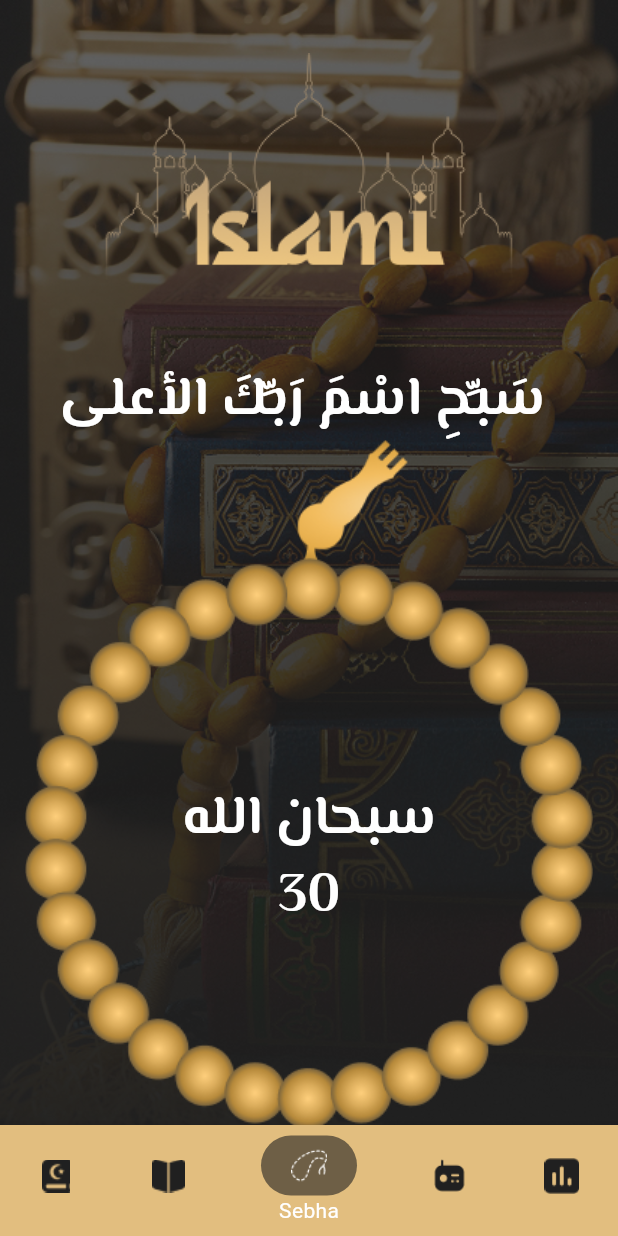
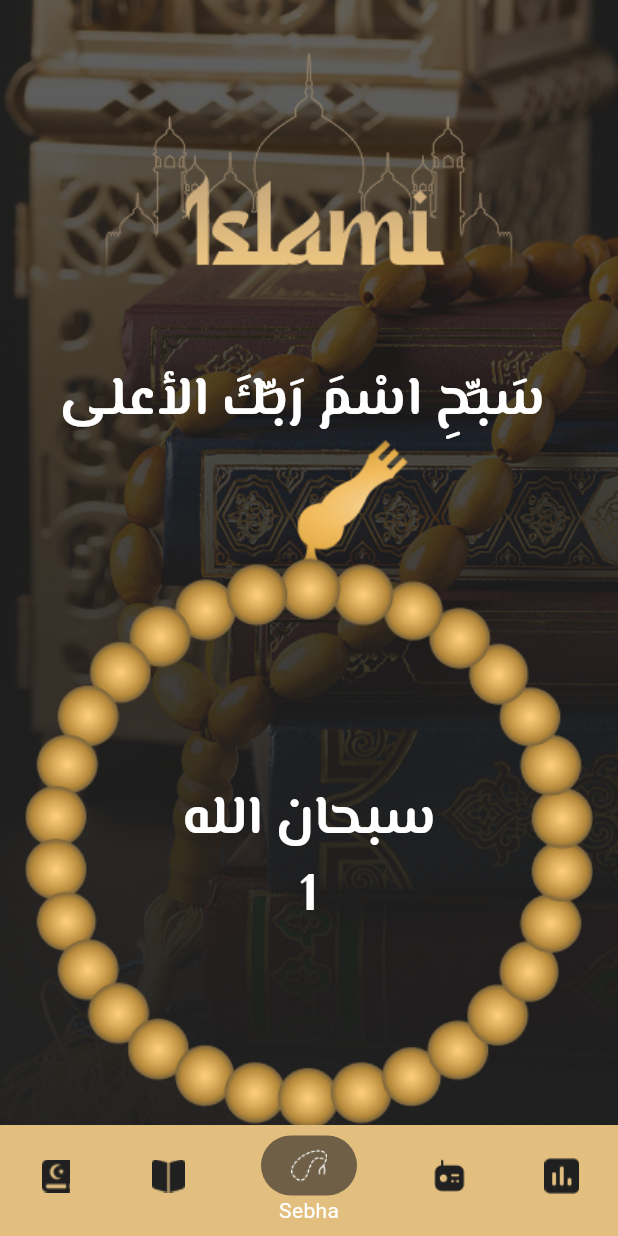
Before and after one commit to Mustafa-Mohamed26/islami_app, a Flutter app: the screen it shows after launch, item 3 of the bottom bar chosen, on a phone screen of 412 x 824 dp. Run offline on Flutter 3.47's test engine with Material 3 defaults, Android fonts, the phone set to English and light mode, and no system bars; our stand-ins replace google_fonts.

Commit message:
Refactor SebhaTab to use StatefulWidget for dynamic behavior and enhance user interaction

```diff
--- a/lib/ui/home/tabs/sebha/sebha_tab.dart
+++ b/lib/ui/home/tabs/sebha/sebha_tab.dart
@@ -2,29 +2,84 @@ import 'package:flutter/material.dart';
 import 'package:islami_app/util/app_assets.dart';
 import 'package:islami_app/util/app_styles.dart';
 
-class SebhaTab extends StatelessWidget {
+class SebhaTab extends StatefulWidget {
   const SebhaTab({super.key});
+
+  @override
+  State<SebhaTab> createState() => _SebhaTabState();
+}
+
+class _SebhaTabState extends State<SebhaTab>
+    with SingleTickerProviderStateMixin {
+  int counter = 1;
+  int textIndex = 0;
+  double turns = 0.0;
+  static const int maxCount = 33;
+  static const List<String> tasbeehList = [
+    "سبحان الله",
+    "الحمد لله",
+    "لا إله إلا الله",
+    "الله أكبر",
+    "لا حول ولا قوة إلا بالله",
+  ];
+
+  late final AnimationController controller;
+  late final Animation<double> animation;
+
+  @override
+  void initState() {
+    super.initState();
+    controller = AnimationController(
+      duration: const Duration(milliseconds: 300),
+      vsync: this,
+    );
+    animation = Tween<double>(begin: 0, end: 1).animate(controller);
+  }
+
+  @override
+  void dispose() {
+    controller.dispose();
+    super.dispose();
+  }
+
+  void onSebhaTap() async {
+    setState(() {
+      turns += 1 / maxCount;
+      counter++;
+      if (counter > maxCount) {
+        counter = 1;
+        textIndex = (textIndex + 1) % tasbeehList.length;
+      }
+    });
+    await controller.forward(from: 0);
+  }
 
   @override
   Widget build(BuildContext context) {
     var height = MediaQuery.of(context).size.height;
-    var width = MediaQuery.of(context).size.width;
     return Column(
       children: [
-        Text("سَبِّحِ اسْمَ رَبِّكَ الأعلى ", style: AppStyles.bold36white,),
+        Text("سَبِّحِ اسْمَ رَبِّكَ الأعلى ", style: AppStyles.bold36white),
         Stack(
           alignment: Alignment.center,
           children: [
-            Image.asset(AppAssets.sebha),
+            GestureDetector(
+              onTap: onSebhaTap,
+              child: AnimatedRotation(
+                turns: turns,
+                duration: const Duration(milliseconds: 300),
+                child: Image.asset(AppAssets.sebha),
+              ),
+            ),
             Column(
               children: [
-                SizedBox(height: height*0.12,),
-                Text("سبحان الله", style: AppStyles.bold36white,),
-                Text("30", style: AppStyles.bold36white,),
+                SizedBox(height: height * 0.12),
+                Text(tasbeehList[textIndex], style: AppStyles.bold36white),
+                Text("$counter", style: AppStyles.bold36white),
               ],
-            )
+            ),
           ],
-        )
+        ),
       ],
     );
   }
```
